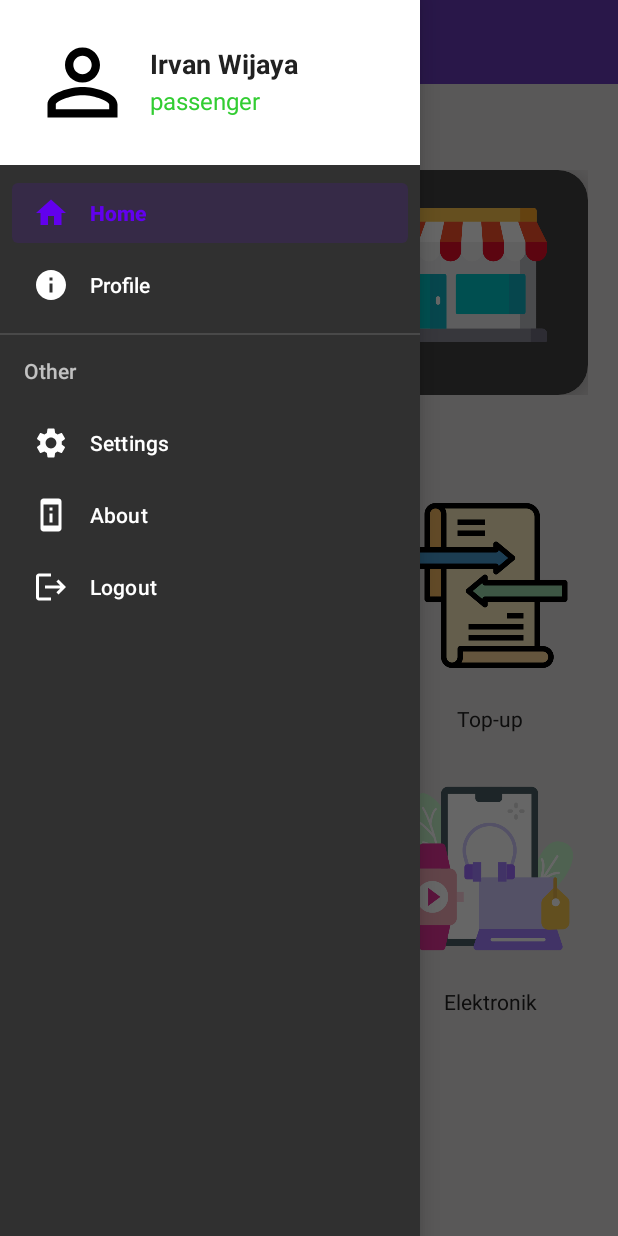
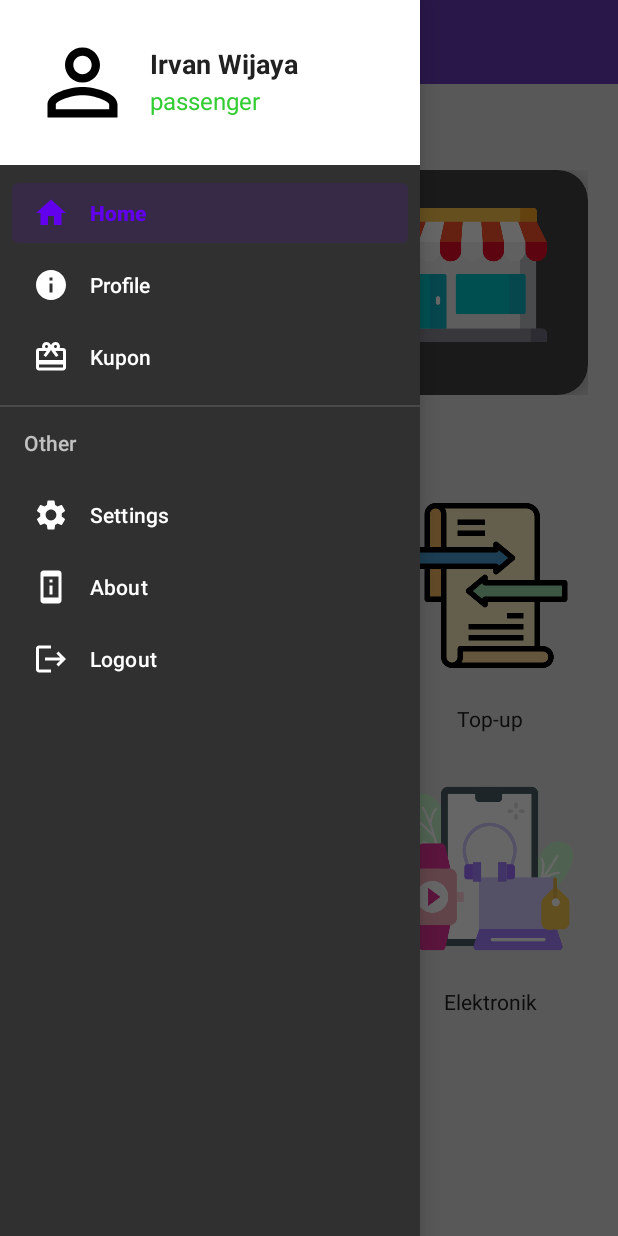
Before and after one commit to IrvanWijayaSardam/NavigationDrawer, an Android app: the screen it shows after launch (MainActivity), with the side drawer open, on a phone screen of 412 x 824 dp. Run offline under Robolectric (Android 15) with nearby library versions, the phone set to English and light mode, and no system bars; our stand-ins replace navigation-ui; plain views replace RoundedImageView.

Commit message:
Membuat fragment kupon

```diff
--- /dev/null
+++ b/app/src/main/res/drawable/ic_kupon.xml
@@ -0,0 +1,5 @@
+<vector android:height="24dp" android:tint="#000000"
+    android:viewportHeight="24" android:viewportWidth="24"
+    android:width="24dp" xmlns:android="http://schemas.android.com/apk/res/android">
+    <path android:fillColor="@android:color/white" android:pathData="M20,6h-2.18c0.11,-0.31 0.18,-0.65 0.18,-1 0,-1.66 -1.34,-3 -3,-3 -1.05,0 -1.96,0.54 -2.5,1.35l-0.5,0.67 -0.5,-0.68C10.96,2.54 10.05,2 9,2 7.34,2 6,3.34 6,5c0,0.35 0.07,0.69 0.18,1L4,6c-1.11,0 -1.99,0.89 -1.99,2L2,19c0,1.11 0.89,2 2,2h16c1.11,0 2,-0.89 2,-2L22,8c0,-1.11 -0.89,-2 -2,-2zM15,4c0.55,0 1,0.45 1,1s-0.45,1 -1,1 -1,-0.45 -1,-1 0.45,-1 1,-1zM9,4c0.55,0 1,0.45 1,1s-0.45,1 -1,1 -1,-0.45 -1,-1 0.45,-1 1,-1zM20,19L4,19v-2h16v2zM20,14L4,14L4,8h5.08L7,10.83 8.62,12 11,8.76l1,-1.36 1,1.36L15.38,12 17,10.83 14.92,8L20,8v6z"/>
+</vector>
--- a/app/src/main/res/menu/navigation_menu.xml
+++ b/app/src/main/res/menu/navigation_menu.xml
@@ -7,6 +7,9 @@
         <item android:id="@+id/nav_profile"
             android:icon="@drawable/ic_profile"
             android:title="Profile"/>
+        <item android:id="@+id/nav_kupon"
+            android:icon="@drawable/ic_kupon"
+            android:title="Kupon"/>
     </group>
 
     <item android:title="Other">
--- a/app/src/main/res/navigation/nav_graph.xml
+++ b/app/src/main/res/navigation/nav_graph.xml
@@ -25,4 +25,9 @@
         android:name="com.aminivan.navigationdrawer.fragment.AboutFragment"
         android:label="About"
         tools:layout="@layout/fragment_about" />
+    <fragment
+        android:id="@+id/nav_kupon"
+        android:name="com.aminivan.navigationdrawer.fragment.KuponFragment"
+        android:label="Kupon"
+        tools:layout="@layout/fragment_kupon" />
 </navigation>
```
Also changed, not shown: app/src/main/java/com/aminivan/navigationdrawer/fragment/KuponFragment.kt (added, +20 -0 lines), app/src/main/res/layout/fragment_kupon.xml (added, +15 -0 lines).
